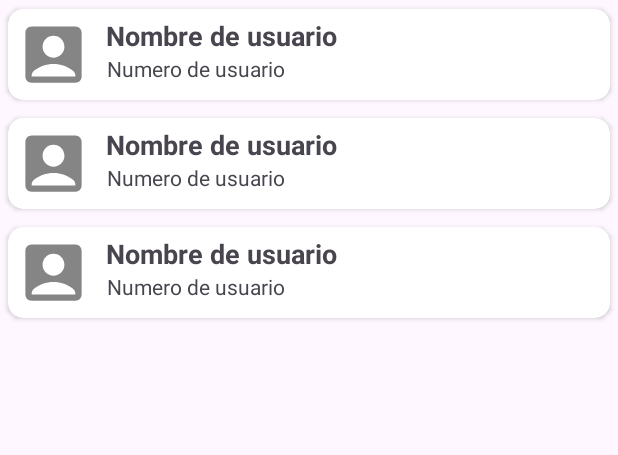
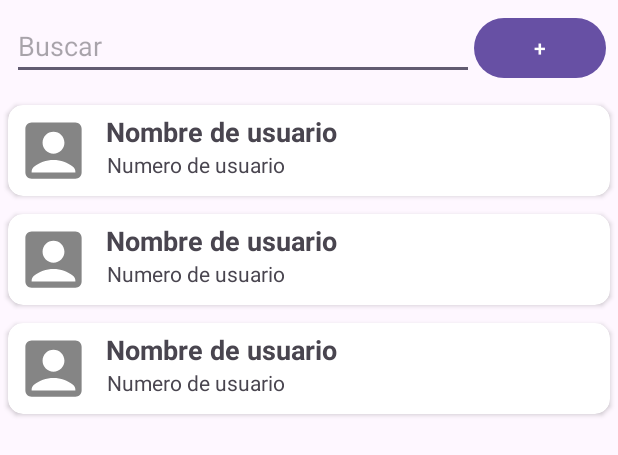
Before and after one commit to CLeivaC/Prototipo_chatApp, an Android app: the layout fragment_contactos.xml on its own in the app's theme, with its tools: preview values and no code run, on a phone screen of 412 x 824 dp. Shown: the top 455 px of the screen. Run offline under Robolectric (Android 15) with nearby library versions, the phone set to English and light mode, and no system bars.

Commit message:
Agregar Contactos desde la app (Falta diseño)

```diff
--- a/app/src/main/AndroidManifest.xml
+++ b/app/src/main/AndroidManifest.xml
@@ -3,6 +3,7 @@
     xmlns:tools="http://schemas.android.com/tools">
     <uses-permission android:name="android.permission.INTERNET" />
     <uses-permission android:name="android.permission.READ_CONTACTS" />
+    <uses-permission android:name="android.permission.WRITE_CONTACTS" />
     <application
         android:allowBackup="true"
         android:dataExtractionRules="@xml/data_extraction_rules"
--- a/app/src/main/res/layout/fragment_contactos.xml
+++ b/app/src/main/res/layout/fragment_contactos.xml
@@ -1,15 +1,46 @@
 <?xml version="1.0" encoding="utf-8"?>
 <RelativeLayout xmlns:android="http://schemas.android.com/apk/res/android"
+    xmlns:app="http://schemas.android.com/apk/res-auto"
     xmlns:tools="http://schemas.android.com/tools"
+    android:id="@+id/fragment_container"
     android:layout_width="match_parent"
     android:layout_height="match_parent"
     tools:context=".Fragmentos.ContactosFragment">
 
+
+    <!-- LinearLayout para el campo de búsqueda y el botón -->
+    <LinearLayout
+        android:id="@+id/searchLayout"
+        android:layout_width="match_parent"
+        android:layout_height="wrap_content"
+        android:orientation="horizontal"
+        android:padding="8dp">
+
+        <!-- Campo de búsqueda -->
+        <EditText
+            android:id="@+id/buscador"
+            android:layout_width="0dp"
+            android:layout_height="wrap_content"
+            android:layout_weight="1"
+            android:hint="Buscar"
+            android:inputType="text"/>
+
+        <!-- Botón para agregar amigos -->
+        <Button
+            android:id="@+id/botonAgregar"
+            android:layout_width="wrap_content"
+            android:layout_height="wrap_content"
+            android:text="+"/>
+
+    </LinearLayout>
+
+    <!-- RecyclerView para mostrar la lista de usuarios -->
     <androidx.recyclerview.widget.RecyclerView
         android:id="@+id/RV_usuarios"
         tools:listitem="@layout/item_usuario"
         android:layout_width="match_parent"
-        android:layout_height="match_parent">
+        android:layout_height="match_parent"
+        android:layout_below="@id/searchLayout">
 
     </androidx.recyclerview.widget.RecyclerView>
 
```
Also changed, not shown: app/src/main/java/com/leiva/prototipo_chatapp/Adaptador/AdaptadorContactos.kt (+13 -5 lines), app/src/main/java/com/leiva/prototipo_chatapp/Fragmentos/AgregarContactoFragment.kt (added, +146 -0 lines), app/src/main/java/com/leiva/prototipo_chatapp/Fragmentos/ContactosFragment.kt (+79 -1 lines), app/src/main/res/layout/fragment_agregar_contacto.xml (added, +38 -0 lines), app/src/main/res/values/strings.xml (line endings or trailing spaces).
